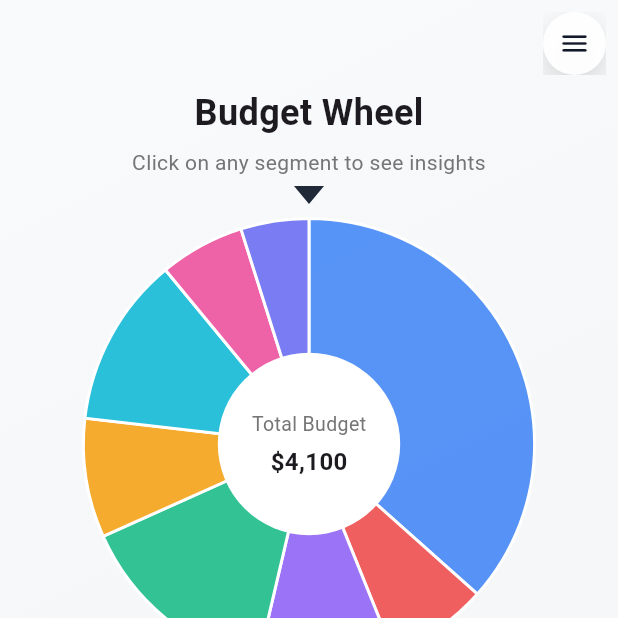
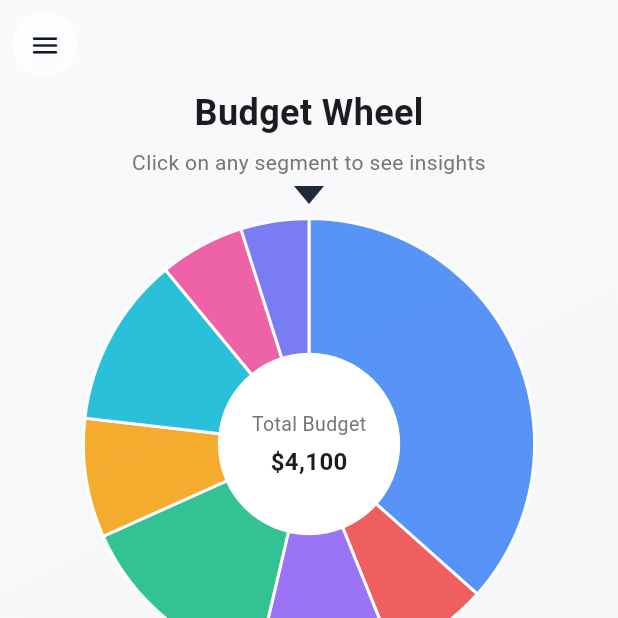
Before and after one commit to Zajason/Brookie, a Flutter app: the screen it shows after launch, on a phone screen of 412 x 824 dp, the top half of it. Run offline on Flutter 3.47's test engine with Material 3 defaults, Android fonts, the light colour scheme and no system bars; our stand-ins replace camera.

Commit message:
minor fixes

```diff
--- a/lib/shell/app_shell.dart
+++ b/lib/shell/app_shell.dart
@@ -1,10 +1,19 @@
+import 'dart:ui';
 import 'package:flutter/material.dart';
 import '../components/sidebar_menu.dart';
 
 class AppShell extends StatefulWidget {
   final Widget child;
-  final String title; // optional; you can ignore
-  const AppShell({super.key, required this.child, this.title = ""});
+
+  /// If true, content is wrapped in SafeArea.
+  /// If false, content can render under the notch/status bar (full-bleed).
+  final bool safeArea;
+
+  const AppShell({
+    super.key,
+    required this.child,
+    this.safeArea = false, // ✅ default full-bleed
+  });
 
   @override
   State<AppShell> createState() => _AppShellState();
@@ -14,28 +23,30 @@
   bool isOpen = false;
 
   void _navigate(String route) {
-    // Avoid pushing duplicate route
     if (ModalRoute.of(context)?.settings.name == route) return;
-
     Navigator.of(context).pushNamedAndRemoveUntil(route, (r) => false);
   }
 
   @override
   Widget build(BuildContext context) {
+    // Notch/status bar height
+    final topInset = MediaQuery.of(context).padding.top;
+
     return Stack(
       children: [
-        // Screen
         Scaffold(
           backgroundColor: Colors.transparent,
-          body: SafeArea(
-            child: Stack(
+          extendBodyBehindAppBar: true, // ✅ allows under status bar
+          body: Stack(
             children: [
-                widget.child,
+              widget.safeArea
+                  ? SafeArea(child: widget.child)
+                  : widget.child,
 
-                // Top-right burger button (always)
+              // ✅ Burger button TOP-LEFT
               Positioned(
-                  top: 8,
-                  right: 8,
+                top: 8 + (widget.safeArea ? 0 : topInset),
+                left: 8,
                 child: _BurgerButton(
                   onTap: () => setState(() => isOpen = true),
                 ),
@@ -43,9 +54,7 @@
             ],
           ),
         ),
-        ),
 
-        // Sidebar overlay
         SidebarMenu(
           isOpen: isOpen,
           onClose: () => setState(() => isOpen = false),
@@ -62,15 +71,19 @@
 
   @override
   Widget build(BuildContext context) {
-    return Material(
+    return ClipRRect(
+      borderRadius: BorderRadius.circular(999),
+      child: BackdropFilter(
+        filter: ImageFilter.blur(sigmaX: 10, sigmaY: 10),
+        child: Material(
           color: Colors.transparent,
           child: InkWell(
             onTap: onTap,
-        borderRadius: BorderRadius.circular(999),
-        child: Ink(
-          padding: const EdgeInsets.all(10),
+            child: Container(
+              width: 44,
+              height: 44,
               decoration: BoxDecoration(
-            color: Colors.white.withOpacity(0.95),
+                color: Colors.white.withOpacity(0.92),
                 borderRadius: BorderRadius.circular(999),
                 boxShadow: const [
                   BoxShadow(color: Color(0x22000000), blurRadius: 16, offset: Offset(0, 8)),
@@ -79,6 +92,8 @@
               child: const Icon(Icons.menu_rounded, size: 22, color: Color(0xFF111827)),
             ),
           ),
+        ),
+      ),
     );
   }
 }
```
Lines whose indentation alone changed are shown as unchanged.
